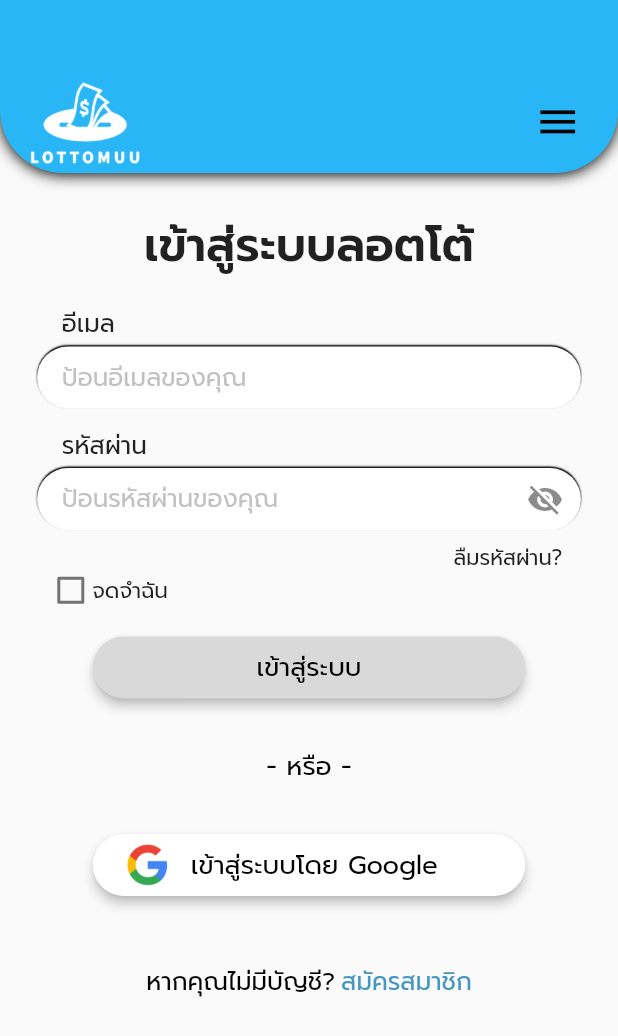
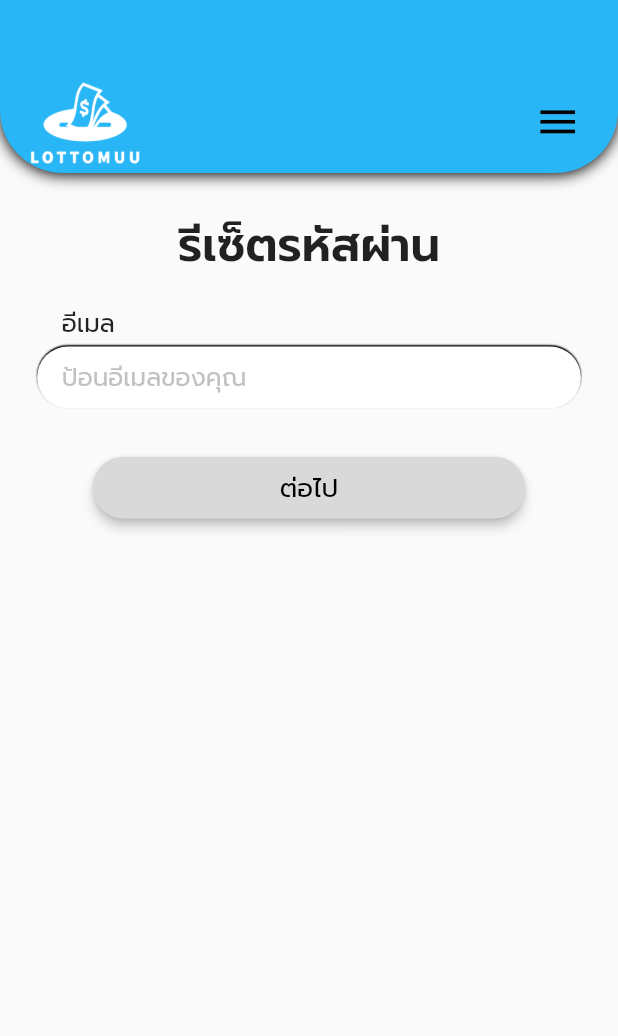
Before and after one commit to Projectmuutoo/Lottomuutoo, a Flutter app: the LoginPage screen opened directly, after a tap on "ลืมรหัสผ่าน?", on a phone screen of 412 x 824 dp. Shown: the top 1036 px of the screen. Run offline on Flutter 3.47's test engine with Material 3 defaults, Android fonts, the phone set to English and light mode, and no system bars; our stand-ins replace flutter_svg, get, get_storage, google_sign_in, supabase_flutter; missing offline and left inert: flutter_rounded_date_picker; accounts and stored records are empty; network calls fail; project files that could hold a hidden picture were left out.

Commit message:
Update files and more.

```diff
--- /dev/null
+++ b/lib/models/request/resetpasswordPutRequest.dart
@@ -0,0 +1,32 @@
+// To parse this JSON data, do
+//
+//     final resetpasswordPutRequest = resetpasswordPutRequestFromJson(jsonString);
+
+import 'dart:convert';
+
+ResetpasswordPutRequest resetpasswordPutRequestFromJson(String str) =>
+    ResetpasswordPutRequest.fromJson(json.decode(str));
+
+String resetpasswordPutRequestToJson(ResetpasswordPutRequest data) =>
+    json.encode(data.toJson());
+
+class ResetpasswordPutRequest {
+  String email;
+  String password;
+
+  ResetpasswordPutRequest({
+    required this.email,
+    required this.password,
+  });
+
+  factory ResetpasswordPutRequest.fromJson(Map<String, dynamic> json) =>
+      ResetpasswordPutRequest(
+        email: json["email"],
+        password: json["password"],
+      );
+
+  Map<String, dynamic> toJson() => {
+        "email": email,
+        "password": password,
+      };
+}
--- /dev/null
+++ b/lib/models/response/resetpasswordPutResponse.dart
@@ -0,0 +1,32 @@
+// To parse this JSON data, do
+//
+//     final resetpasswordPutResponse = resetpasswordPutResponseFromJson(jsonString);
+
+import 'dart:convert';
+
+ResetpasswordPutResponse resetpasswordPutResponseFromJson(String str) =>
+    ResetpasswordPutResponse.fromJson(json.decode(str));
+
+String resetpasswordPutResponseToJson(ResetpasswordPutResponse data) =>
+    json.encode(data.toJson());
+
+class ResetpasswordPutResponse {
+  bool response;
+  String message;
+
+  ResetpasswordPutResponse({
+    required this.response,
+    required this.message,
+  });
+
+  factory ResetpasswordPutResponse.fromJson(Map<String, dynamic> json) =>
+      ResetpasswordPutResponse(
+        response: json["response"],
+        message: json["message"],
+      );
+
+  Map<String, dynamic> toJson() => {
+        "response": response,
+        "message": message,
+      };
+}
--- a/lib/pages/login.dart
+++ b/lib/pages/login.dart
@@ -2,6 +2,7 @@ import 'dart:convert';
 import 'dart:developer';
 
 import 'package:flutter/material.dart';
+import 'package:get/get.dart';
 import 'package:lottotmuutoo/config/config.dart';
 import 'package:http/http.dart' as http;
 import 'package:lottotmuutoo/models/request/UserLoginPost.dart';
@@ -13,6 +14,7 @@ import 'package:lottotmuutoo/pageAdmin/mainnavbarAdmin.dart';
 import 'package:lottotmuutoo/pages/navpages/navbarpages.dart';
 import 'package:lottotmuutoo/pages/register.dart';
 import 'package:get_storage/get_storage.dart';
+import 'package:lottotmuutoo/pages/repassword.dart';
 import 'package:lottotmuutoo/pages/widgets/drawer.dart';
 import 'package:google_sign_in/google_sign_in.dart';
 import 'package:supabase_flutter/supabase_flutter.dart';
@@ -291,7 +293,9 @@ class _LoginPageState extends State<LoginPage> {
                     mainAxisAlignment: MainAxisAlignment.end,
                     children: [
                       InkWell(
-                        onTap: () {},
+                        onTap: () {
+                          Get.to(() => const RepasswordPage());
+                        },
                         child: SizedBox(
                           child: Text(
                             "ลืมรหัสผ่าน?",
--- /dev/null
+++ b/lib/pages/repassword.dart
@@ -0,0 +1,516 @@
+import 'dart:developer';
+
+import 'package:flutter/material.dart';
+import 'package:get/get.dart';
+import 'package:lottotmuutoo/config/config.dart';
+import 'package:lottotmuutoo/models/request/resetpasswordPutRequest.dart';
+import 'package:lottotmuutoo/models/response/UserGetResponse.dart';
+import 'package:lottotmuutoo/models/response/resetpasswordPutResponse.dart';
+import 'package:lottotmuutoo/pages/login.dart';
+import 'package:lottotmuutoo/pages/widgets/drawer.dart';
+import 'package:http/http.dart' as http;
+
+class RepasswordPage extends StatefulWidget {
+  const RepasswordPage({super.key});
+
+  @override
+  State<RepasswordPage> createState() => _RepasswordPageState();
+}
+
+class _RepasswordPageState extends State<RepasswordPage> {
+  bool isTyping = false;
+  bool isCheck = false;
+  bool _isCheckedPassword = true;
+  TextEditingController emailCth = TextEditingController();
+  TextEditingController passwordNewCth = TextEditingController();
+
+  @override
+  Widget build(BuildContext context) {
+    // ใช้ width สำหรับ horizontal
+    // left/right
+    double width = MediaQuery.of(context).size.width;
+    // ใช้ height สำหรับ vertical
+    // top/bottom
+    double height = MediaQuery.of(context).size.height;
+    return Scaffold(
+      appBar: PreferredSize(
+        preferredSize: Size(
+          width,
+          width * 0.30, ////////////////
+        ),
+        child: Padding(
+          padding: EdgeInsets.only(
+            bottom: height * 0.01,
+          ),
+          child: Container(
+            decoration: const BoxDecoration(
+              color: Color(0xFF29B6F6), //สีฟ้าที่เรารัก
+              borderRadius: BorderRadius.only(
+                //border
+                bottomLeft: Radius.circular(42),
+                bottomRight: Radius.circular(42),
+              ),
+              boxShadow: [
+                BoxShadow(
+                  //มันคือเงาข้างล่างจ่ะ 3 อันนี้ลองปรับเล่นเองงนะจ่ะ
+                  spreadRadius: 0,
+                  blurRadius: 8,
+                  offset: Offset(0, 1),
+                ),
+              ],
+            ),
+            child: AppBar(
+              automaticallyImplyLeading: false,
+              shadowColor: Colors
+                  .transparent, //ถ้าไม่มีอันนี้เราก็ไม่มีขอบ border ล่างสีฟ้านั้น
+              backgroundColor: Colors
+                  .transparent, //ถ้าไม่มีอันนี้เราก็ไม่มีขอบ border ล่างสีฟ้านั้น
+              flexibleSpace: Padding(
+                padding: EdgeInsets.only(
+                  top: height * 0.06,
+                  left: width * 0.04,
+                  right: width * 0.06,
+                ),
+                child: Row(
+                  mainAxisAlignment: MainAxisAlignment.spaceBetween,
+                  children: [
+                    Image.asset(
+                      'assets/images/logo.png',
+                      width: width * 0.2,
+                      fit: BoxFit.cover,
+                      color: Colors.white,
+                    ),
+                    Builder(
+                      builder: (BuildContext context) {
+                        return InkWell(
+                          onTap: () {
+                            Scaffold.of(context).openDrawer();
+                          },
+                          child: Icon(
+                            Icons.menu,
+                            size: width * 0.075,
+                            color: Colors.black,
+                          ),
+                        );
+                      },
+                    ),
+                  ],
+                ),
+              ),
+            ),
+          ),
+        ),
+      ),
+      drawer: DrawerPage(
+        email: 'ยังไม่ได้เข้าสู่ระบบ',
+        selectedPage: 0,
+      ),
+      body: Padding(
+        padding: EdgeInsets.only(
+          left: width * 0.06,
+          right: width * 0.06,
+          top: height * 0.02,
+        ),
+        child: Column(
+          children: [
+            Padding(
+              padding: EdgeInsets.only(
+                bottom: height * 0.02,
+              ),
+              child: Text(
+                "รีเซ็ตรหัสผ่าน",
+                style: TextStyle(
+                  fontFamily: 'prompt',
+                  fontWeight: FontWeight.w600,
+                  fontSize: width * 0.075,
+                ),
+              ),
+            ),
+            Padding(
+              padding: EdgeInsets.only(
+                left: width * 0.04,
+                bottom: height * 0.003,
+              ),
+              child: Row(
+                children: [
+                  Text(
+                    "อีเมล",
+                    style: TextStyle(
+                      fontFamily: 'prompt',
+                      fontSize: width * 0.04,
+                    ),
+                  ),
+                ],
+              ),
+            ),
+            Container(
+              decoration: BoxDecoration(
+                color: Colors.white,
+                borderRadius: BorderRadius.circular(22),
+                boxShadow: const [
+                  BoxShadow(
+                    color: Color.fromARGB(255, 0, 0, 0),
+                    blurRadius: 0.2,
+                    spreadRadius: 0.1,
+                    offset: Offset(0, -1),
+                  ),
+                ],
+              ),
+              child: TextField(
+                controller: emailCth,
+                keyboardType: TextInputType.emailAddress,
+                cursorColor: Colors.black,
+                decoration: InputDecoration(
+                  hintText: isTyping ? '' : 'ป้อนอีเมลของคุณ',
+                  hintStyle: TextStyle(
+                    fontFamily: 'prompt',
+                    fontWeight: FontWeight.w400,
+                    fontSize: width * 0.04,
+                    color: const Color.fromARGB(163, 158, 158, 158),
+                  ),
+                  constraints: BoxConstraints(
+                    maxHeight: height * 0.05,
+                  ),
+                  contentPadding: EdgeInsets.symmetric(
+                    horizontal: width * 0.04,
+                  ),
+                  border: OutlineInputBorder(
+                    borderRadius: BorderRadius.circular(22),
+                    borderSide: BorderSide.none,
+                  ),
+                ),
+              ),
+            ),
+            SizedBox(
+              height: height * 0.015,
+            ),
+            if (isCheck)
+              Padding(
+                padding: EdgeInsets.only(
+                  left: width * 0.04,
+                  bottom: height * 0.003,
+                ),
+                child: Row(
+                  children: [
+                    Text(
+                      "รหัสผ่านใหม่",
+                      style: TextStyle(
+                        fontFamily: 'prompt',
+                        fontSize: MediaQuery.of(context).size.width * 0.04,
+                      ),
+                    ),
+                  ],
+                ),
+              ),
+            if (isCheck)
+              Container(
+                decoration: BoxDecoration(
+                  color: Colors.white,
+                  borderRadius: BorderRadius.circular(22),
+                  boxShadow: const [
+                    BoxShadow(
+                      color: Color.fromARGB(255, 0, 0, 0),
+                      blurRadius: 0.2,
+                      spreadRadius: 0.1,
+                      offset: Offset(0, -1),
+                    ),
+                  ],
+                ),
+                child: TextField(
+                  controller: passwordNewCth,
+                  obscureText: _isCheckedPassword,
+                  keyboardType: TextInputType.visiblePassword,
+                  cursorColor: Colors.black,
+                  decoration: InputDecoration(
+                    suffixIcon: IconButton(
+                      iconSize: height * 0.03,
+                      icon: Icon(
+                        _isCheckedPassword
+                            ? Icons.visibility_off
+                            : Icons.visibility,
+                      ),
+                      onPressed: () {
+                        setState(() {
+                          _isCheckedPassword = !_isCheckedPassword;
+                        });
+                      },
+                    ),
+                    hintText: isTyping ? '' : 'ป้อนรหัสผ่านใหม่ของคุณ',
+                    hintStyle: TextStyle(
+                      fontFamily: 'prompt',
+                      fontWeight: FontWeight.w400,
+                      fontSize: width * 0.04,
+                      color: const Color.fromARGB(163, 158, 158, 158),
+                    ),
+                    constraints: BoxConstraints(
+                      maxHeight: height * 0.05,
+                    ),
+                    contentPadding: EdgeInsets.symmetric(
+                      horizontal: width * 0.04,
+                    ),
+                    border: OutlineInputBorder(
+                      borderRadius: BorderRadius.circular(22),
+                      borderSide: BorderSide.none,
+                    ),
+                  ),
+                ),
+              ),
+            if (!isCheck)
+              Padding(
+                padding: EdgeInsets.only(
+                  top: height * 0.02,
+                ),
+                child: Row(
+                  mainAxisAlignment: MainAxisAlignment.center,
+                  children: [
+                    ElevatedButton(
+                      onPressed: checkEmail,
+                      style: ElevatedButton.styleFrom(
+                        fixedSize: Size(
+                          width * 0.7,
+                          height * 0.05,
+                        ),
+                        backgroundColor: const Color(0xffd9d9d9),
+                        elevation: 3, //เงาล่าง
+                        shadowColor: Colors.black,
+                        shape: RoundedRectangleBorder(
+                          borderRadius: BorderRadius.circular(24), // มุมโค้งมน
+                        ),
+                      ),
+                      child: Text(
+                        "ต่อไป",
+                        style: TextStyle(
+                          fontFamily: 'prompt',
+                          fontWeight: FontWeight.w400,
+                          fontSize: width * 0.042,
+                          color: const Color.fromARGB(255, 0, 0, 0),
+                        ),
+                      ),
+                    ),
+                  ],
+                ),
+              ),
+            if (isCheck)
+              Padding(
+                padding: EdgeInsets.only(
+                  top: height * 0.02,
+                ),
+                child: Row(
+                  mainAxisAlignment: MainAxisAlignment.center,
+                  children: [
+                    ElevatedButton(
+                      onPressed: reSetPassword,
+                      style: ElevatedButton.styleFrom(
+                        fixedSize: Size(
+                          width * 0.7,
+                          height * 0.05,
+                        ),
+                        backgroundColor: const Color(0xff0088d1),
+                        elevation: 3, //เงาล่าง
+                        shadowColor: Colors.black,
+                        shape: RoundedRectangleBorder(
+                          borderRadius: BorderRadius.circular(24), // มุมโค้งมน
+                        ),
+                      ),
+                      child: Text(
+                        "รีเซ็ตรหัสผ่าน",
+                        style: TextStyle(
+                          fontFamily: 'prompt',
+                          fontWeight: FontWeight.w400,
+                          fontSize: width * 0.042,
+                          color: const Color.fromARGB(255, 0, 0, 0),
+                        ),
+                      ),
+                    ),
+                  ],
+                ),
+              ),
+          ],
+        ),
+      ),
+    );
+  }
+
+  void checkEmail() async {
+    if (emailCth.text.isNotEmpty) {
+      var config = await Configuration.getConfig();
+      var url = config['apiEndpoint'];
+      var response = await http.get(Uri.parse("$url/user"));
+      var userList = userGetResponseFromJson(response.body);
+      List<UserGetResponseResult> listAllUsers = userList.result;
+      var checkEmail =
+          listAllUsers.any((value) => value.email == emailCth.text);
+      if (checkEmail) {
+        setState(() {
+          isCheck = checkEmail;
+        });
+      } else {
+        showDialog(
+          context: context,
+          builder: (context) => AlertDialog(
+            backgroundColor: Colors.transparent,
+            content: Container(
+              padding: EdgeInsets.symmetric(
+                horizontal: MediaQuery.of(context).size.width * 0.03,
+                vertical: MediaQuery.of(context).size.height * 0.02,
+              ),
+              decoration: BoxDecoration(
+                color: Colors.white,
+                borderRadius: BorderRadius.circular(16),
+              ),
+              child: Column(
+                mainAxisSize: MainAxisSize.min,
+                children: [
+                  Image.asset(
+                    'assets/images/warning.png',
+                    width: MediaQuery.of(context).size.width * 0.16,
+                    height: MediaQuery.of(context).size.width * 0.16,
+                    fit: BoxFit.cover,
+                  ),
+                  SizedBox(height: MediaQuery.of(context).size.width * 0.04),
+                  Center(
+                    child: Text(
+                      'อีเมลไม่ถูกต้อง',
+                      style: TextStyle(
+                        fontFamily: 'prompt',
+                        fontWeight: FontWeight.w500,
+                        fontSize: MediaQuery.of(context).size.width * 0.055,
+                      ),
+                    ),
+                  ),
+                  Center(
+                    child: Text(
+                      'โปรดตรวจสอบว่า\nคุณป้อนข้อมูลที่ถูกต้อง',
+                      style: TextStyle(
+                        fontFamily: 'prompt',
+                        fontSize: MediaQuery.of(context).size.width * 0.04,
+                      ),
+                      textAlign: TextAlign.center,
+                    ),
+                  ),
+                  SizedBox(height: MediaQuery.of(context).size.width * 0.02),
+                  ElevatedButton(
+                    onPressed: () {
+                      Navigator.pop(context);
+                    },
+                    style: ElevatedButton.styleFrom(
+                      fixedSize: Size(
+                        MediaQuery.of(context).size.width * 0.3,
+                        MediaQuery.of(context).size.height * 0.04,
+                      ),
+                      backgroundColor: const Color(0xff0288d1),
+                      elevation: 3, //เงาล่าง
+                      shadowColor: Colors.black,
+                      shape: RoundedRectangleBorder(
+                        borderRadius: BorderRadius.circular(24),
+                      ),
+                    ),
+                    child: Text(
+                      "ตกลง",
+                      style: TextStyle(
+                        fontFamily: 'prompt',
+                        fontWeight: FontWeight.w500,
+                        fontSize: MediaQuery.of(context).size.width * 0.042,
+                        color: const Color.fromARGB(255, 255, 255, 255),
+                      ),
+                    ),
+                  ),
+                ],
+              ),
+            ),
+          ),
+        );
+      }
+    }
+  }
+
+  void reSetPassword() async {
+    if (emailCth.text.isNotEmpty && passwordNewCth.text.isNotEmpty) {
+      var config = await Configuration.getConfig();
+      var url = config['apiEndpoint'];
+      ResetpasswordPutRequest req = ResetpasswordPutRequest(
+        email: emailCth.text,
+        password: passwordNewCth.text,
+      );
+      var responseRepass = await http.put(
+        Uri.parse('$url/user/resetpass'),
+        headers: {"Content-Type": "application/json; charset=utf-8"},
+        body: resetpasswordPutRequestToJson(req),
+      );
+      if (responseRepass.statusCode == 201) {
+        ResetpasswordPutResponse res =
+            resetpasswordPutResponseFromJson(responseRepass.body);
+        if (res.response) {
+          showDialog(
+            context: context,
+            builder: (context) {
+              return AlertDialog(
+                backgroundColor: Colors.transparent,
+                content: Container(
+                  padding: EdgeInsets.symmetric(
+                    horizontal: MediaQuery.of(context).size.width * 0.03,
+                    vertical: MediaQuery.of(context).size.height * 0.02,
+                  ),
+                  decoration: BoxDecoration(
+                    color: Colors.white,
+                    borderRadius: BorderRadius.circular(16),
+                  ),
+                  child: Column(
+                    mainAxisSize: MainAxisSize.min,
+                    children: [
+                      Image.asset(
+                        'assets/images/success.png',
+                        width: MediaQuery.of(context).size.width * 0.16,
+                        height: MediaQuery.of(context).size.width * 0.16,
+                        fit: BoxFit.cover,
+                      ),
+                      SizedBox(
+                          height: MediaQuery.of(context).size.width * 0.04),
+                      Center(
+                        child: Text(
+                          'รีเซ็ตรหัสผ่านสำเร็จ!',
+                          style: TextStyle(
+                            fontFamily: 'prompt',
+                            fontSize: MediaQuery.of(context).size.width * 0.05,
+                          ),
+                        ),
+                      ),
+                      SizedBox(
+                          height: MediaQuery.of(context).size.width * 0.02),
+                      ElevatedButton(
+                        onPressed: () {
+                          Get.to(() => const LoginPage());
+                        },
+                        style: ElevatedButton.styleFrom(
+                          fixedSize: Size(
+                            MediaQuery.of(context).size.width * 0.3,
+                            MediaQuery.of(context).size.height * 0.04,
+                          ),
+                          backgroundColor: const Color(0xff0288d1),
+                          elevation: 3, //เงาล่าง
+                          shadowColor: Colors.black,
+                          shape: RoundedRectangleBorder(
+                            borderRadius: BorderRadius.circular(24),
+                          ),
+                        ),
+                        child: Text(
+                          "ตกลง",
+                          style: TextStyle(
+                            fontFamily: 'prompt',
+                            fontWeight: FontWeight.w500,
+                            fontSize: MediaQuery.of(context).size.width * 0.042,
+                            color: const Color.fromARGB(255, 255, 255, 255),
+                          ),
+                        ),
+                      ),
+                    ],
+                  ),
+                ),
+              );
+            },
+          );
+        }
+      }
+    }
+  }
+}
```
Also changed, not shown: 1 other file.
